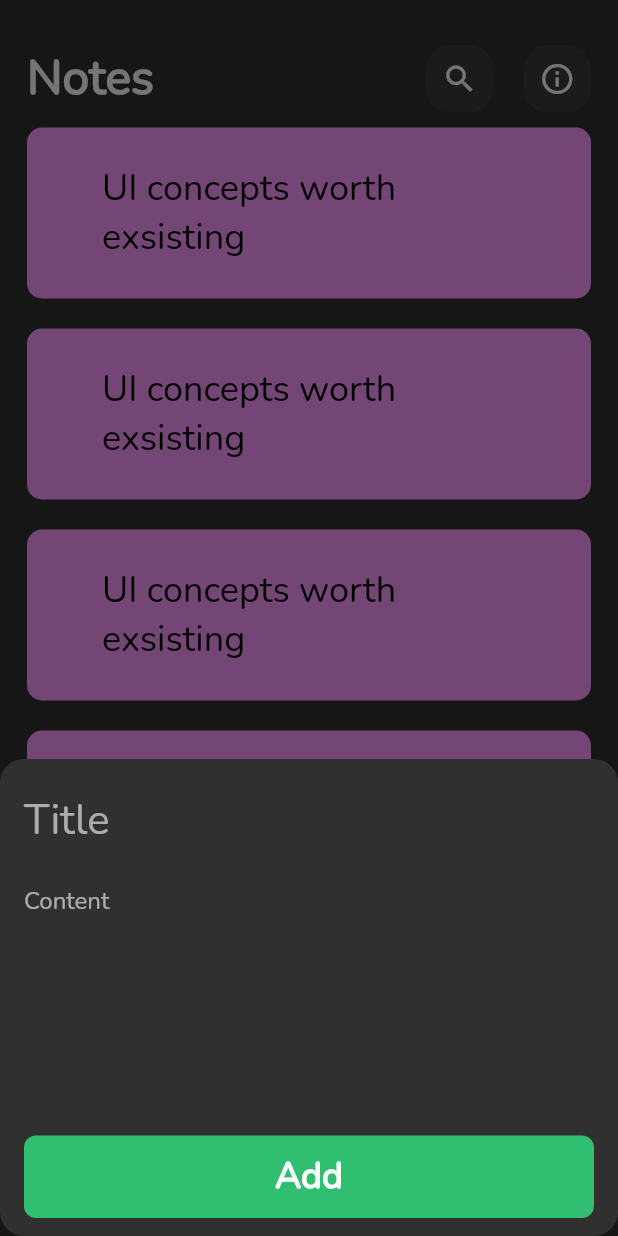
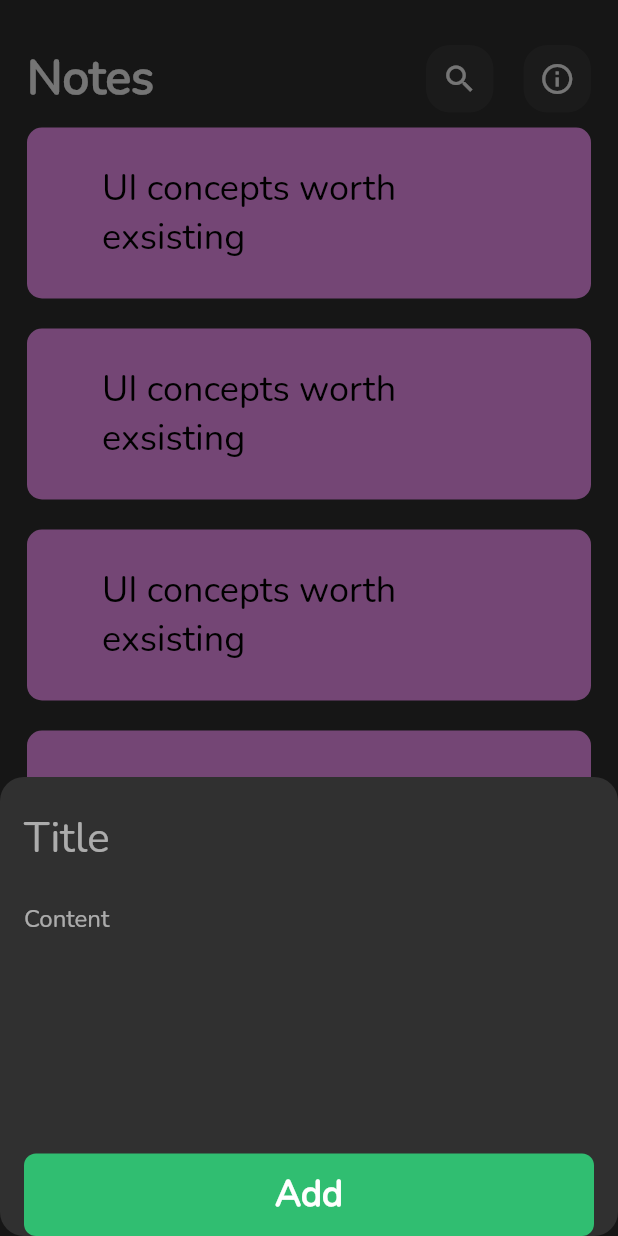
Before and after one commit to ykhaledw/notes_app, a Flutter app: the screen it shows after launch, after a tap on the "add" icon, on a phone screen of 412 x 824 dp. Run offline on Flutter 3.47's test engine with Material 2 defaults, Android fonts, the phone set to English and light mode, and no system bars; drawn by our look-alikes of modal_progress_hud_nsn; our stand-ins replace flutter_bloc, hive, hive_flutter; accounts and stored records are empty.

Commit message:
refactor code in modal bottom sheet

```diff
--- a/lib/main.dart
+++ b/lib/main.dart
@@ -2,14 +2,15 @@ import 'package:flutter/material.dart';
 import 'package:flutter_bloc/flutter_bloc.dart';
 import 'package:hive_flutter/adapters.dart';
 import 'package:notes_app/constants.dart';
-import 'package:notes_app/cubits/add_note_cubit/add_note_cubit.dart';
 import 'package:notes_app/models/note_model.dart';
+import 'package:notes_app/simple_bloc_observer.dart';
 import 'package:notes_app/views/notes_view.dart';
 
 void main() async {
   await Hive.initFlutter();
+  Bloc.observer = SimpleBlocObserver();
   Hive.registerAdapter(NoteModelAdapter());
-  await Hive.openBox(kNotesBox);
+  await Hive.openBox<NoteModel>(kNotesBox);
   runApp(const NotesApp());
 }
 
@@ -18,18 +19,13 @@ class NotesApp extends StatelessWidget {
 
   @override
   Widget build(BuildContext context) {
-    return MultiBlocProvider(
-      providers: [
-        BlocProvider(create: (context) => AddNoteCubit()),
-      ],
-      child: MaterialApp(
-        debugShowCheckedModeBanner: false,
-        theme: ThemeData(
-          brightness: Brightness.dark,
-          fontFamily: 'Nunito',
-        ),
-        home: const NotesView(),
+    return MaterialApp(
+      debugShowCheckedModeBanner: false,
+      theme: ThemeData(
+        brightness: Brightness.dark,
+        fontFamily: 'Nunito',
       ),
+      home: const NotesView(),
     );
   }
 }
--- a/lib/simple_bloc_observer.dart
+++ b/lib/simple_bloc_observer.dart
@@ -4,17 +4,17 @@ import 'package:flutter_bloc/flutter_bloc.dart';
 class SimpleBlocObserver implements BlocObserver {
   @override
   void onChange(BlocBase bloc, Change change) {
-    debugPrint('change $change');
+    debugPrint('change = $change');
   }
 
   @override
   void onClose(BlocBase bloc) {
-    debugPrint('close $bloc');
+    debugPrint('close = $bloc');
   }
 
   @override
   void onCreate(BlocBase bloc) {
-    debugPrint('create $bloc');
+    debugPrint('create = $bloc');
   }
 
   @override
--- a/lib/views/notes_view.dart
+++ b/lib/views/notes_view.dart
@@ -12,6 +12,7 @@ class NotesView extends StatelessWidget {
         backgroundColor: const Color(0xff232323),
         onPressed: () {
           showModalBottomSheet(
+            isScrollControlled: true,
               shape: RoundedRectangleBorder(
                 borderRadius: BorderRadius.circular(16),
               ),
--- a/lib/widgets/add_bottom_sheet.dart
+++ b/lib/widgets/add_bottom_sheet.dart
@@ -1,6 +1,5 @@
 import 'package:flutter/material.dart';
 import 'package:flutter_bloc/flutter_bloc.dart';
-import 'package:modal_progress_hud_nsn/modal_progress_hud_nsn.dart';
 import 'package:notes_app/cubits/add_note_cubit/add_note_cubit.dart';
 import 'package:notes_app/cubits/add_note_cubit/add_note_state.dart';
 import 'package:notes_app/widgets/add_note_form.dart';
@@ -10,9 +9,8 @@ class AddBottomSheet extends StatelessWidget {
 
   @override
   Widget build(BuildContext context) {
-    return Padding(
-      padding: const EdgeInsets.only(left: 16, right: 16, bottom: 12),
-      child: SingleChildScrollView(
+    return BlocProvider(
+      create: (context) => AddNoteCubit(),
       child: BlocConsumer<AddNoteCubit, AddNoteState>(
         listener: (context, state) {
           if (state is AddNoteSuccess) {
@@ -22,12 +20,13 @@ class AddBottomSheet extends StatelessWidget {
           }
         },
         builder: (context, state) {
-            return ModalProgressHUD(
-              inAsyncCall: state is AddNoteLoading ? true : false,
-              child: const AddNoteForm(),
+          return Padding(
+            padding: EdgeInsets.only(left: 16, right: 16, bottom: MediaQuery.of(context).viewInsets.bottom),
+            child: const SingleChildScrollView(
+              child: AddNoteForm(),
+            ),
           );
         },
-        ),
       ),
     );
   }
--- a/lib/widgets/add_note_form.dart
+++ b/lib/widgets/add_note_form.dart
@@ -1,4 +1,8 @@
 import 'package:flutter/material.dart';
+import 'package:flutter_bloc/flutter_bloc.dart';
+import 'package:notes_app/cubits/add_note_cubit/add_note_cubit.dart';
+import 'package:notes_app/cubits/add_note_cubit/add_note_state.dart';
+import 'package:notes_app/models/note_model.dart';
 import 'package:notes_app/widgets/custom_button.dart';
 import 'package:notes_app/widgets/custom_text_field.dart';
 
@@ -42,16 +46,24 @@ class _AddNoteFormState extends State<AddNoteForm> {
           const SizedBox(
             height: 45,
           ),
-          CustomBotton(
+          BlocBuilder<AddNoteCubit, AddNoteState>(
+            builder: (context, state) {
+              return CustomBotton(
+                isLoading: state is AddNoteLoading ? true : false,
                 onTap: () {
                   if (formKey.currentState!.validate()) {
                     formKey.currentState!.save();
+                    var noteModel = NoteModel(
+                        title: title!,
+                        subtitle: subtitle!,
+                        color: Colors.blue.value);
+                    BlocProvider.of<AddNoteCubit>(context).addNote(noteModel);
                   } else {
                     autovalidateMode = AutovalidateMode.always;
-                setState(() {
-
-                });
+                    setState(() {});
                   }
+                },
+              );
             },
           ),
         ],
--- a/lib/widgets/custom_button.dart
+++ b/lib/widgets/custom_button.dart
@@ -2,8 +2,9 @@ import 'package:flutter/material.dart';
 import 'package:notes_app/constants.dart';
 
 class CustomBotton extends StatelessWidget {
-  const CustomBotton({super.key, this.onTap});
+  const CustomBotton({super.key, this.onTap, this.isLoading = false});
   final void Function()? onTap;
+  final bool isLoading;
 
   @override
   Widget build(BuildContext context) {
@@ -16,11 +17,19 @@ class CustomBotton extends StatelessWidget {
           color: kButtonColor,
           borderRadius: BorderRadius.circular(8),
         ),
-        child: const Center(
-            child: Text(
-          'Add',
-          style: TextStyle(fontSize: 24, fontWeight: FontWeight.bold),
-        )),
+        child: Center(
+            child: isLoading
+                ? const SizedBox(
+                    height: 24,
+                    width: 24,
+                    child: CircularProgressIndicator(
+                      color: Colors.black,
+                    ),
+                  )
+                : const Text(
+                    'Add',
+                    style: TextStyle(fontSize: 24, fontWeight: FontWeight.bold),
+                  )),
       ),
     );
   }
```
Lines whose indentation alone changed are shown as unchanged.
